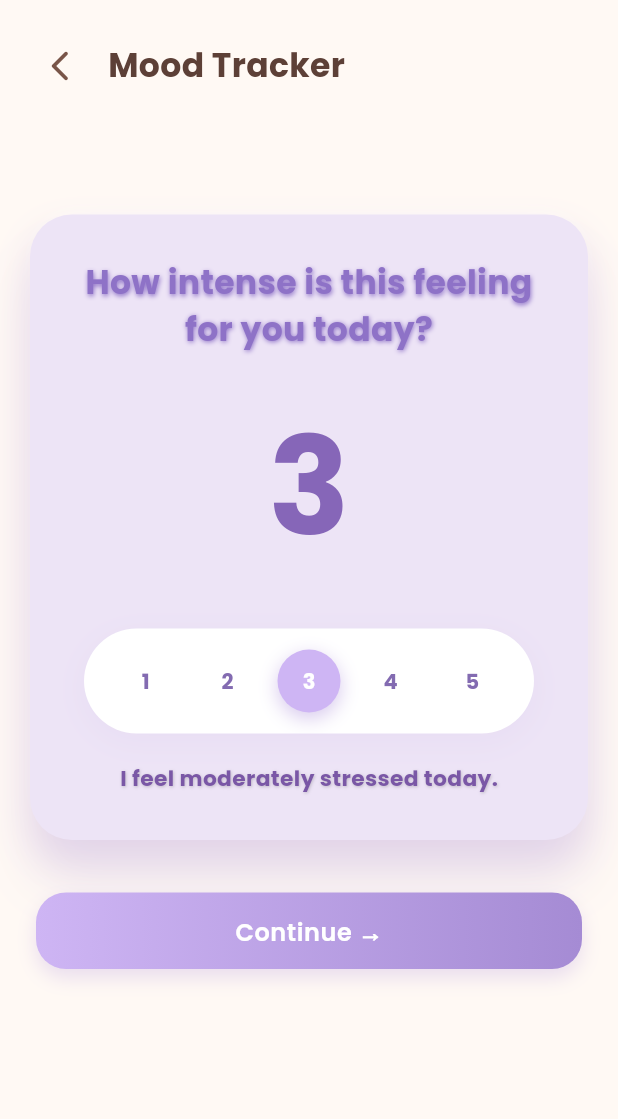
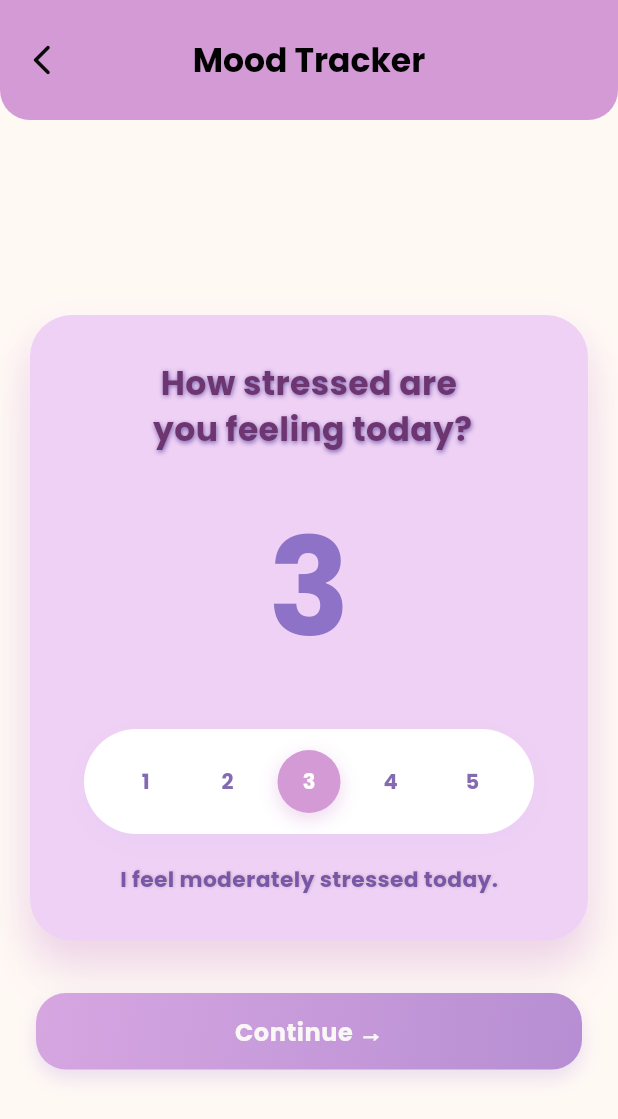
Before and after one commit to hasnat0006/SDP, a Flutter app: the screen it shows after launch, after a tap on "Next →", on a phone screen of 412 x 824 dp. Shown: the top 1119 px of the screen. Run offline on Flutter 3.47's test engine with Material 3 defaults, Android fonts, the phone set to English and light mode, and no system bars; our stand-ins replace fl_chart, google_fonts.

Commit message:
sir er all correction (except the spin)

```diff
--- a/lib/mood/Mood_intensity.dart
+++ b/lib/mood/Mood_intensity.dart
@@ -72,82 +72,75 @@ class _MoodIntensityPageState extends State<MoodIntensityPage> with SingleTicker
   Widget build(BuildContext context) {
     return Scaffold(
       backgroundColor: const Color(0xFFFFF9F4),
-      body: SafeArea(
-        child: Column(
-          children: [
-            const SizedBox(height: 20),
-            Padding(
-              padding: const EdgeInsets.symmetric(horizontal: 16.0),
-              child: Row(
-                children: [
-                  IconButton(
-                    icon: const Icon(Icons.arrow_back_ios_new_rounded, color: Colors.brown),
+      appBar: AppBar(
+        backgroundColor: const Color(0xFFD39AD5),
+        toolbarHeight: 80,
+        centerTitle: true,
+        elevation: 0,
+        shape: const RoundedRectangleBorder(
+          borderRadius: BorderRadius.vertical(bottom: Radius.circular(20)),
+        ),
+        leading: IconButton(
+          icon: const Icon(Icons.arrow_back_ios_new_rounded, color: Color.fromARGB(255, 12, 12, 12)),
           onPressed: () {
             Navigator.pop(context);
           },
         ),
-                  const SizedBox(width: 8),
-                  Text(
+        title: Text(
           'Mood Tracker',
           style: GoogleFonts.poppins(
             fontSize: 22,
             fontWeight: FontWeight.bold,
-                      color: Colors.brown.shade700,
+            color: const Color.fromARGB(255, 2, 2, 2),
           ),
         ),
-                ],
       ),
-            ),
-
-            const SizedBox(height: 75),
-
-
+      body: SafeArea(
+        child: Column(
+          children: [
+            const SizedBox(height: 130),
             SlideTransition(
               position: _slideAnimation,
               child: Container(
                 padding: const EdgeInsets.symmetric(vertical: 30, horizontal: 20),
                 margin: const EdgeInsets.symmetric(horizontal: 20),
                 decoration: BoxDecoration(
-  color: const Color(0xFFEDE4F6),
+                  color: const Color(0xFFEFD1F5),
                   borderRadius: BorderRadius.circular(28),
                   boxShadow: [
-    // Soft outer shadow
                     BoxShadow(
-      color: const Color(0xFFCEB6E1).withOpacity(0.3),
+                      color: const Color(0xFFD39AD5).withOpacity(0.3),
                       blurRadius: 20,
                       offset: const Offset(0, 12),
                       spreadRadius: 2,
                     ),
-    // Inner glow to mimic a light source
                     BoxShadow(
                       color: Colors.white.withOpacity(0.5),
                       blurRadius: 8,
                       offset: const Offset(0, -4),
                       spreadRadius: -4,
                     ),
-    // Slight bottom reflection
                     BoxShadow(
-      color: const Color(0xFF8E72C7).withOpacity(0.15),
+                      color: const Color.fromARGB(255, 214, 168, 216).withOpacity(0.15),
                       blurRadius: 30,
                       offset: const Offset(0, 30),
                     ),
                   ],
                 ),
-
                 child: Column(
                   mainAxisSize: MainAxisSize.min,
                   children: [
                     Text(
-                      'How intense is this feeling\nfor you today?',
+                      'How ${widget.moodLabel.toLowerCase()} are \n you feeling today?',
                       textAlign: TextAlign.center,
                       style: GoogleFonts.poppins(
                         fontSize: 22,
                         fontWeight: FontWeight.bold,
-                        color: const Color(0xFF8E72C7),
+                        color: const Color.fromARGB(255, 109, 54, 112),
                         shadows: const [
                           Shadow(
                             blurRadius: 4,
-                            color: Color(0xFF8E72C7),
+                            color: Color.fromARGB(255, 125, 100, 177),
                             offset: Offset(0.5, 1),
                           ),
                         ],
@@ -159,7 +152,7 @@ class _MoodIntensityPageState extends State<MoodIntensityPage> with SingleTicker
                       style: GoogleFonts.poppins(
                         fontSize: 90,
                         fontWeight: FontWeight.w700,
-                        color: const Color(0xFF8666B8),
+                        color: const Color(0xFF8E72C7),
                       ),
                     ),
                     const SizedBox(height: 30),
@@ -171,7 +164,7 @@ class _MoodIntensityPageState extends State<MoodIntensityPage> with SingleTicker
                         borderRadius: BorderRadius.circular(48),
                         boxShadow: [
                           BoxShadow(
-                            color: const Color(0xFFBFA9E0).withOpacity(0.12),
+                            color: const Color(0xFFCEB5F4).withOpacity(0.12),
                             blurRadius: 18,
                             offset: const Offset(0, 5),
                           ),
@@ -194,12 +187,12 @@ class _MoodIntensityPageState extends State<MoodIntensityPage> with SingleTicker
                               height: 42,
                               alignment: Alignment.center,
                               decoration: BoxDecoration(
-                                color: isSelected ? const Color(0xFFCEB5F4) : Colors.transparent,
+                                color: isSelected ? const Color(0xFFD39AD5) : Colors.transparent,
                                 shape: BoxShape.circle,
                                 boxShadow: isSelected
                                     ? [
                                         BoxShadow(
-                                          color: const Color(0xFFD7C9ED),
+                                          color: const Color(0xFFD39AD5).withOpacity(0.4),
                                           blurRadius: 10,
                                           offset: const Offset(0, 4),
                                         )
@@ -239,9 +232,7 @@ class _MoodIntensityPageState extends State<MoodIntensityPage> with SingleTicker
                 ),
               ),
             ),
-
             const SizedBox(height: 35),
-
             Padding(
               padding: const EdgeInsets.symmetric(horizontal: 24.0),
               child: MouseRegion(
@@ -252,7 +243,7 @@ class _MoodIntensityPageState extends State<MoodIntensityPage> with SingleTicker
                     Navigator.push(
                       context,
                       MaterialPageRoute(
-                        builder: (context) => const MoodInsightsPage(), // Navigate to the new page
+                        builder: (context) => const MoodInsightsPage(),
                       ),
                     );
                   },
@@ -263,10 +254,13 @@ class _MoodIntensityPageState extends State<MoodIntensityPage> with SingleTicker
                     width: double.infinity,
                     decoration: BoxDecoration(
 gradient: LinearGradient(
+  begin: Alignment.topLeft,
+  end: Alignment.bottomRight,
   colors: isHovering
-                            ? [const Color(0xFFDCCBF4), const Color(0xFFBFA5E6)]
-                            : [const Color(0xFFCEB5F4), const Color(0xFFA58BD4)],
+      ? [Color.fromARGB(255, 233, 188, 240), Color.fromARGB(255, 207, 126, 228)] // Light hover blend
+      : [Color(0xFFD6A6E1), Color(0xFFB78ED3)], // Base gradient
 ),
+
   borderRadius: BorderRadius.circular(20),
   boxShadow: [
     BoxShadow(
@@ -276,13 +270,14 @@ class _MoodIntensityPageState extends State<MoodIntensityPage> with SingleTicker
     ),
   ],
 ),
+
                     child: Center(
                       child: Text(
                         "Continue →",
                         style: GoogleFonts.poppins(
-                          color: Colors.white,
+                          color: const Color.fromARGB(255, 250, 247, 247),
                           fontSize: 16,
-                          fontWeight: FontWeight.w600,
+                          fontWeight: FontWeight.bold,
                           letterSpacing: 0.4,
                         ),
                       ),
@@ -291,7 +286,6 @@ class _MoodIntensityPageState extends State<MoodIntensityPage> with SingleTicker
                 ),
               ),
             ),
-
             const SizedBox(height: 25),
           ],
         ),
--- a/lib/mood/Mood_spin.dart
+++ b/lib/mood/Mood_spin.dart
@@ -3,6 +3,7 @@ import 'package:flutter/material.dart';
 import 'package:google_fonts/google_fonts.dart';
 // import 'p_dashboard.dart';
 import 'Mood_intensity.dart';
+import 'package:flutter/services.dart';
 
 
 class MoodPage extends StatefulWidget {
@@ -29,13 +30,20 @@ class _MoodPageState extends State<MoodPage> {
 
 void _snapToClosestMood() {
   final adjustedAngle = (angle + 2 * pi) % (2 * pi);
-    final topAngle = (3 * pi / 2);
-    final index = ((adjustedAngle + segmentAngle / 2 - topAngle) ~/ segmentAngle) % moods.length;
+  final topAngle = 3 * pi / 2; // 270 degrees, top center
+
+  // Shift arc so the center aligns with top, then calculate index
+  double diff = (adjustedAngle - topAngle + 2 * pi) % (2 * pi);
+  int index = ((diff + segmentAngle / 2) / segmentAngle).floor() % moods.length;
+
   setState(() {
     selectedIndex = index;
+    // Snap exactly so mood at index centers at top
     angle = (index * segmentAngle + 2 * pi - topAngle) % (2 * pi);
   });
+  HapticFeedback.mediumImpact();
 }
+
 
   @override
   Widget build(BuildContext context) {
@@ -43,35 +51,32 @@ class _MoodPageState extends State<MoodPage> {
 
 return Scaffold(
   backgroundColor: const Color(0xFFFFF9F4),
-      body: Stack(
-        children: [
-          Column(
-            children: [
-              const SizedBox(height: 50),
-              Padding(
-                padding: const EdgeInsets.symmetric(horizontal: 12.0),
-                child: Row(
-                  children: [
-                    IconButton(
-                      icon: const Icon(Icons.arrow_back_ios_new_rounded, color: Colors.brown),
+  appBar: AppBar(
+    backgroundColor: const Color(0xFFD39AD5), // pink AppBar
+    toolbarHeight: 88,
+    centerTitle: true,
+    elevation: 0,
+    shape: const RoundedRectangleBorder(
+      borderRadius: BorderRadius.vertical(bottom: Radius.circular(20)),
+    ),
+    leading: IconButton(
+      icon: const Icon(Icons.arrow_back_ios_new_rounded, color: Color.fromARGB(255, 0, 0, 0)),
       onPressed: () {
-                        // Navigator.pushReplacement(
-                        //   context,
-                        //   MaterialPageRoute(builder: (context) => const P_Dashboard()),
-                        // );
+        // Your back action here
       },
     ),
-                    const SizedBox(width: 4),
-                    Text(
+    title: Text(
       'Mood Tracker',
       style: GoogleFonts.poppins(
         fontSize: 22,
         fontWeight: FontWeight.bold,
-                        color: Colors.brown.shade700,
+        color: const Color.fromARGB(255, 3, 3, 3),
       ),
     ),
-                    const Spacer(),
-                    MouseRegion(
+    actions: [
+      Padding(
+        padding: const EdgeInsets.only(right: 8.0),
+        child: MouseRegion(
           onEnter: (_) => setState(() => isHovering = true),
           onExit: (_) => setState(() => isHovering = false),
           cursor: SystemMouseCursors.click,
@@ -87,12 +92,13 @@ class _MoodPageState extends State<MoodPage> {
                 ),
               );
             },
-
             child: AnimatedContainer(
               duration: const Duration(milliseconds: 250),
               padding: const EdgeInsets.symmetric(horizontal: 20, vertical: 10),
               decoration: BoxDecoration(
-                            color: isHovering ? const Color.fromARGB(255, 119, 83, 71) : const Color.fromARGB(255, 165, 123, 109),
+                color: isHovering
+                    ? const Color.fromARGB(255, 119, 83, 71)
+                    : const Color.fromARGB(255, 165, 123, 109),
                 borderRadius: BorderRadius.circular(14),
                 boxShadow: [
                   if (isHovering)
@@ -114,9 +120,15 @@ class _MoodPageState extends State<MoodPage> {
             ),
           ),
         ),
+      ),
     ],
   ),
-              ),
+  body: Stack(
+    children: [
+      Column(
+        children: [
+          const SizedBox(height: 20), // optional spacing after AppBar
+
               const SizedBox(height: 20),
               Text(
   'How would you\ndescribe your mood today?',
@@ -164,7 +176,7 @@ class _MoodPageState extends State<MoodPage> {
                   if (startSwipe == null) return;
                   final dx = event.position.dx - startSwipe!.dx;
                   setState(() {
-                    angle = (angle - dx * 0.005) % (2 * pi);
+                    angle = (angle - dx * 0.008) % (2 * pi);
                   });
                   startSwipe = event.position;
                 },
@@ -187,12 +199,16 @@ class _MoodPageState extends State<MoodPage> {
                   ),
                 ),
               ),
-              const SizedBox(height: 40),
+              const SizedBox(height: 0.5),
             ],
           ),
        Positioned(
   top: 360,
-            left: MediaQuery.of(context).size.width / 2 - 22,
+  left: 0,
+  right: 0,
+  child: Column(
+    children: [
+      Center(
         child: Container(
           width: 44,
           height: 44,
@@ -209,12 +225,31 @@ class _MoodPageState extends State<MoodPage> {
           ),
           child: const Icon(Icons.expand_more, size: 28, color: Colors.white),
         ),
-          )
+      ),
+      const SizedBox(height: 10),
+      Center(
+        child: Text(
+          'Spin below to select one',
+          textAlign: TextAlign.center,
+          style: GoogleFonts.poppins(
+            fontSize: 13,
+            color: Colors.grey.shade500,
+            fontStyle: FontStyle.italic,
+          ),
+        ),
+      ),
+    ],
+  ),
+),
+
+
+
         ],
       ),
     );
   }
 }
+
 
 class LabeledArcPainter extends CustomPainter {
   final List<Map<String, dynamic>> moods;
```
Also changed, not shown: lib/mood/Mood_insights.dart (+76 -38 lines), lib/mood/Selected_mood_stats.dart (+48 -37 lines), assets/graph2.png (deleted). Lines whose indentation alone changed are shown as unchanged.
